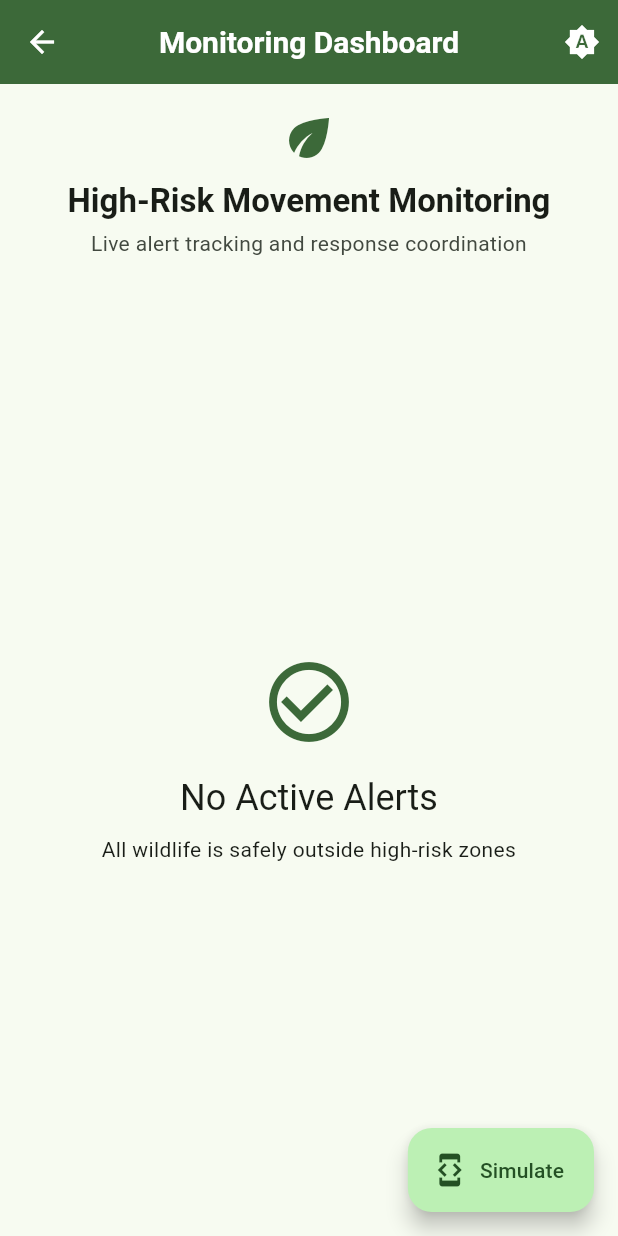
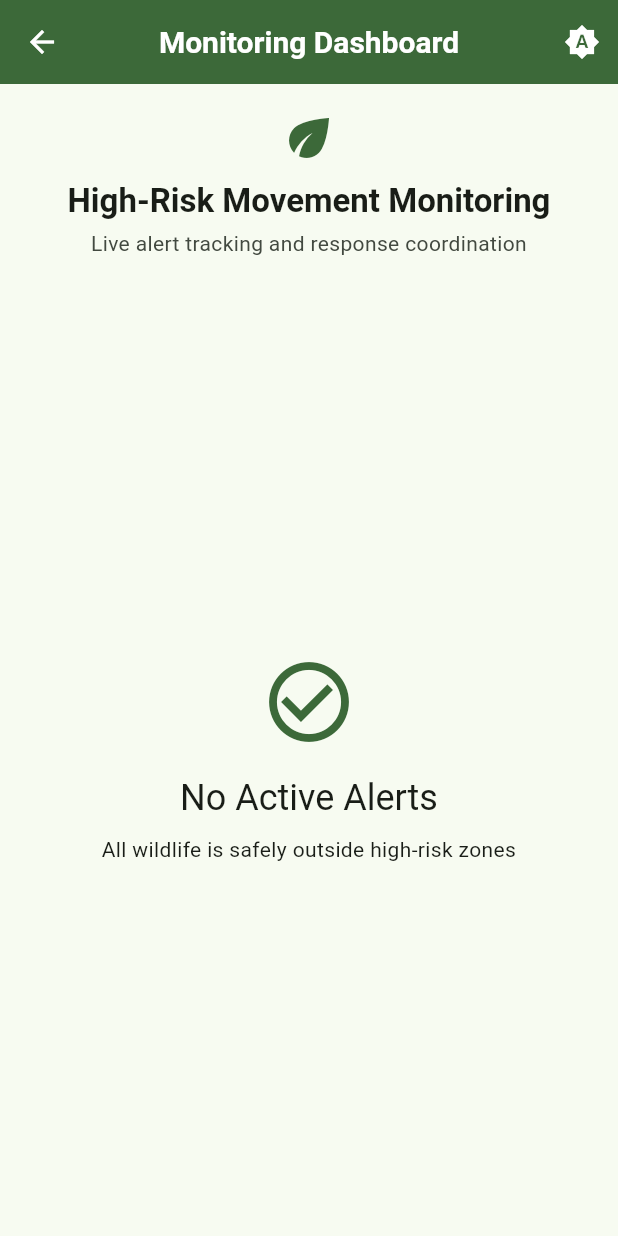
Before and after one commit to Senith001/wildora, a Flutter app: the MonitoringDashboardScreen screen opened by its route, on a phone screen of 412 x 824 dp. Run offline on Flutter 3.47's test engine with Material 3 defaults, Android fonts, the phone set to English and light mode, and no system bars; our stand-ins replace cloud_firestore, firebase_core, firebase_messaging; accounts and stored records are empty.

Commit message:
Hide simulate FAB on monitoring dashboard

```diff
--- a/lib/src/features/high_risk_movement/presentation/monitoring_dashboard_screen.dart
+++ b/lib/src/features/high_risk_movement/presentation/monitoring_dashboard_screen.dart
@@ -30,6 +30,11 @@ class MonitoringDashboardScreen extends StatefulWidget {
 }
 
 class _MonitoringDashboardScreenState extends State<MonitoringDashboardScreen> {
+  // The Simulate FAB is a developer/demo-only control. Its implementation is
+  // intentionally preserved below but hidden from the UI. Flip this to true to
+  // re-enable the button for local testing.
+  static const bool _showSimulateButton = false;
+
   @override
   Widget build(BuildContext context) {
     return Scaffold(
@@ -201,11 +206,13 @@ class _MonitoringDashboardScreenState extends State<MonitoringDashboardScreen> {
           ],
         ),
       ),
-      floatingActionButton: FloatingActionButton.extended(
-        onPressed: () => _showSimulateLocationSheet(context),
-        icon: const Icon(Icons.developer_mode),
-        label: const Text('Simulate'),
-      ),
+      floatingActionButton: _showSimulateButton
+          ? FloatingActionButton.extended(
+              onPressed: () => _showSimulateLocationSheet(context),
+              icon: const Icon(Icons.developer_mode),
+              label: const Text('Simulate'),
+            )
+          : null,
     );
   }
 
```
Also changed, not shown: 1 other file.
